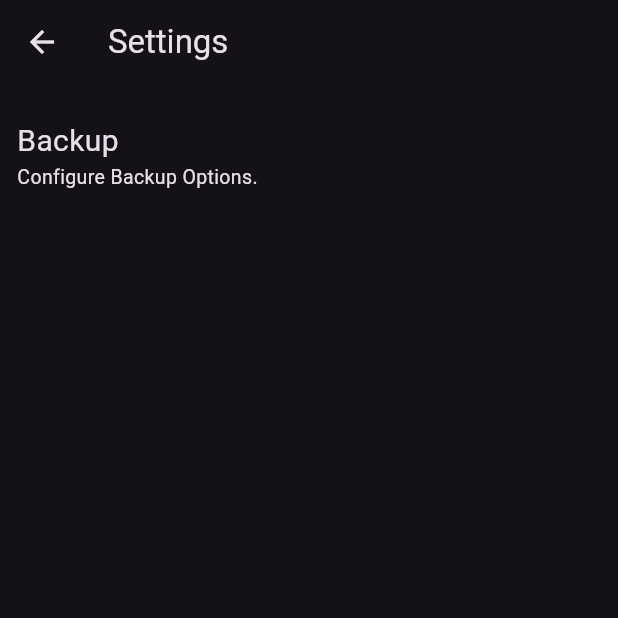
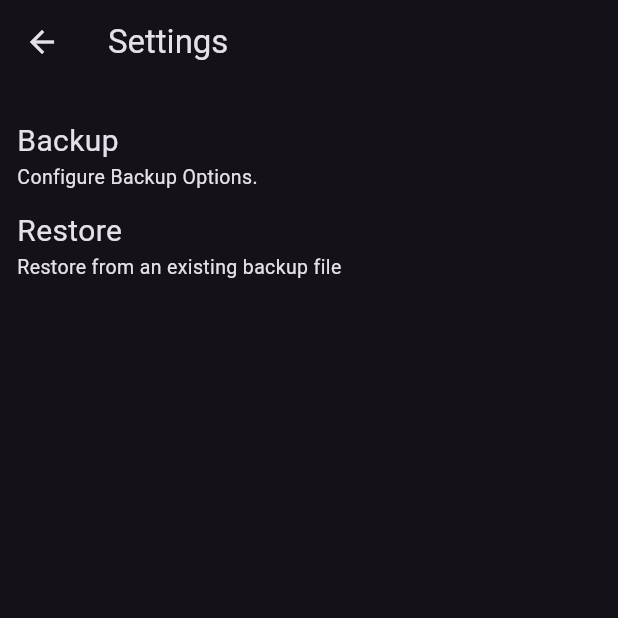
Before and after one commit to 4rjxn/self-auth, a Flutter app: the screen it shows after launch, after a tap on the "menu" icon, on a phone screen of 412 x 824 dp, the top half of it. Run offline on Flutter 3.47's test engine with Material 3 defaults, Android fonts, the phone set to English and light mode, and no system bars; our stand-ins replace auto_route, bloc, dartz, flutter_bloc, flutter_screenutil, flutter_secure_storage and 4 more; missing offline and left inert: encrypt, flutter_file_dialog, hashlib, mobile_scanner, totp_dart; accounts and stored records are empty; statements that could not run were skipped.

Commit message:
feat:added restore feature
completed adding restore feature.

```diff
--- a/lib/Data/EncryptionHandlers/LocalKeyStore/local_key_helper.dart
+++ b/lib/Data/EncryptionHandlers/LocalKeyStore/local_key_helper.dart
@@ -1,8 +1,6 @@
 import 'dart:convert';
 import 'dart:isolate';
 import 'dart:math';
-
-import 'package:encrypt/encrypt.dart';
 import 'package:flutter_secure_storage/flutter_secure_storage.dart';
 import 'package:hashlib/hashlib.dart';
 
--- /dev/null
+++ b/lib/Domain/BackupUsecases/restore_usecase.dart
@@ -0,0 +1,10 @@
+import 'package:qauth/Domain/Repository/BackupManagerRepo/backup_manager_repo.dart';
+
+class RestoreUsecase {
+  final BackupManagerRepo backupManagerRepo;
+
+  RestoreUsecase({required this.backupManagerRepo});
+  Future<void> call({required String backupFilePath}) async {
+    await backupManagerRepo.restore(backupFilePath: backupFilePath);
+  }
+}
--- a/lib/Domain/Repository/BackupManagerRepo/backup_manager_repo.dart
+++ b/lib/Domain/Repository/BackupManagerRepo/backup_manager_repo.dart
@@ -2,5 +2,6 @@ abstract class BackupManagerRepo {
   Future<void> backup({
     required String backupPassword,
     required String backUpPath,
-  }) async {}
+  });
+  Future<void> restore({required String backupFilePath});
 }
--- a/lib/Presentation/Core/DependencyInjection/dependancy_injection.dart
+++ b/lib/Presentation/Core/DependencyInjection/dependancy_injection.dart
@@ -2,16 +2,19 @@ import 'package:get_it/get_it.dart';
 import 'package:qauth/Data/Repository/AccountStorageRepoImpl/account_storage_repo_impl.dart';
 import 'package:qauth/Data/Repository/BackupManagerRepoImpl/backup_manager_repo_impl.dart';
 import 'package:qauth/Domain/BackupUsecases/backup_usecase.dart';
+import 'package:qauth/Domain/BackupUsecases/restore_usecase.dart';
 import 'package:qauth/Domain/Usecases/add_account_usecase.dart';
 import 'package:qauth/Domain/Usecases/delete_account_usecase.dart';
 import 'package:qauth/Domain/Usecases/get_accounts_usecase.dart';
 import 'package:qauth/Domain/Usecases/update_account_usecase.dart';
+import 'package:qauth/Presentation/Pages/HomePage/Bloc/home_page_bloc.dart';
 
 final GetIt getIt = GetIt.instance;
 
 void initGetIt() {
   getIt.registerSingleton<AccountStorageRepoImpl>(AccountStorageRepoImpl());
   getIt.registerSingleton<BackupManagerRepoImpl>(BackupManagerRepoImpl());
+  getIt.registerSingleton<HomePageBloc>(HomePageBloc());
   //register all storage related usecases with AccountStorageRepoImpl;
   getIt.registerLazySingleton<GetAccountsUsecase>(
     () => GetAccountsUsecase(
@@ -36,4 +39,7 @@ void initGetIt() {
   getIt.registerLazySingleton<BackupUsecase>(
     () => BackupUsecase(backupManagerRepo: getIt<BackupManagerRepoImpl>()),
   );
+  getIt.registerLazySingleton<RestoreUsecase>(
+    () => RestoreUsecase(backupManagerRepo: getIt<BackupManagerRepoImpl>()),
+  );
 }
--- a/lib/Presentation/Pages/SettingsPage/Bloc/settings_page_event.dart
+++ b/lib/Presentation/Pages/SettingsPage/Bloc/settings_page_event.dart
@@ -7,6 +7,11 @@ sealed class SettingsPageEvent {
 class BackupEvent extends SettingsPageEvent {
   final String backupPassword;
   final String backupPath;
-
   BackupEvent({required this.backupPassword, required this.backupPath});
 }
+
+class RestoreEvent extends SettingsPageEvent {
+  final String backupFilePath;
+
+  RestoreEvent({required this.backupFilePath});
+}
--- a/lib/Presentation/Pages/SettingsPage/settings_page.dart
+++ b/lib/Presentation/Pages/SettingsPage/settings_page.dart
@@ -22,6 +22,12 @@ class SettingsPage extends StatelessWidget {
                 discription: "Configure Backup Options.",
                 route: BackupRoute(),
               ),
+              SizedBox(height: 20.h),
+              SettingsTile(
+                title: "Restore",
+                discription: "Restore from an existing backup file",
+                route: RestoreRoute(),
+              ),
               SizedBox(height: 10),
             ],
           ),
--- a/lib/Presentation/Router/router.dart
+++ b/lib/Presentation/Router/router.dart
@@ -10,5 +10,6 @@ class AppRouter extends RootStackRouter {
     AutoRoute(page: ScanCodeRoute.page, fullscreenDialog: true),
     AutoRoute(page: SettingsRoute.page),
     AutoRoute(page: BackupRoute.page),
+    AutoRoute(page: RestoreRoute.page),
   ];
 }
--- a/lib/main.dart
+++ b/lib/main.dart
@@ -22,7 +22,7 @@ class MyApp extends StatelessWidget {
   Widget build(BuildContext context) {
     return MultiBlocProvider(
       providers: [
-        BlocProvider<HomePageBloc>(create: (_) => HomePageBloc()),
+        BlocProvider<HomePageBloc>(create: (_) => getIt<HomePageBloc>()),
         BlocProvider<SettingsPageBloc>(create: (_) => SettingsPageBloc()),
       ],
       child: ScreenUtilInit(
```
Also changed, not shown: lib/Data/DataSource/LocalDB/local_db.dart (+4 -11 lines), lib/Data/EncryptionHandlers/Handlers/backup_encryption_handler.dart (+28 -2 lines), lib/Data/Repository/BackupManagerRepoImpl/backup_manager_repo_impl.dart (+21 -0 lines), lib/Presentation/Pages/SettingsPage/Bloc/settings_page_bloc.dart (+11 -0 lines), lib/Presentation/Pages/SettingsPage/SubPages/restore_page.dart (added, +31 -0 lines), lib/Presentation/Router/router.gr.dart.
